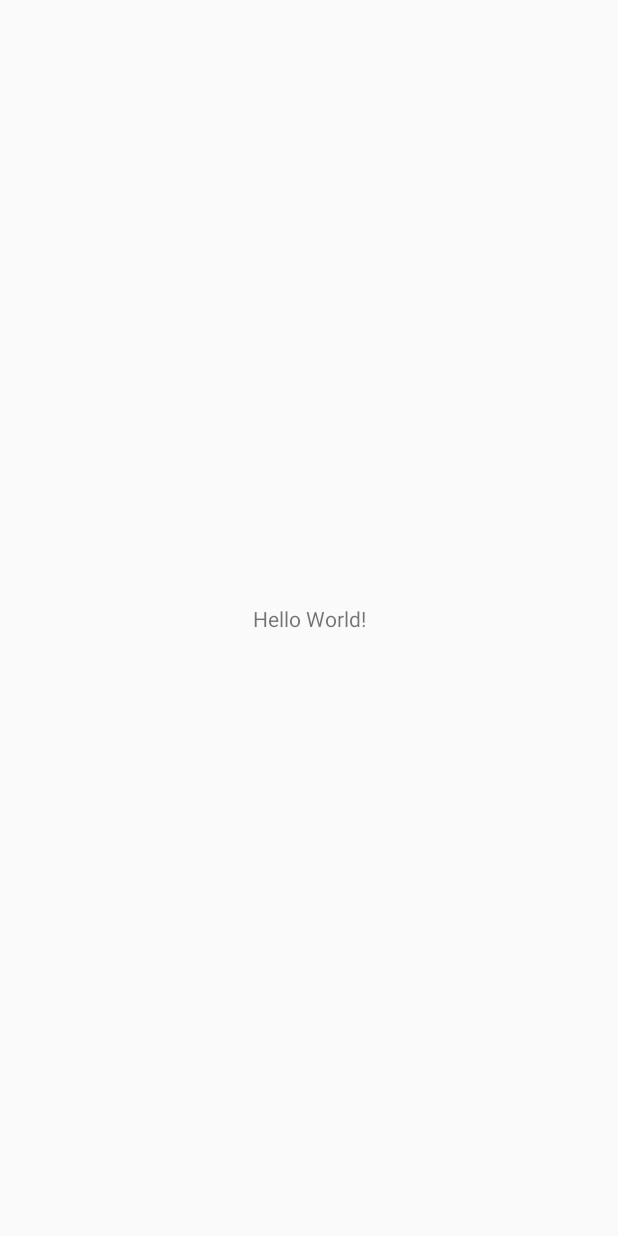
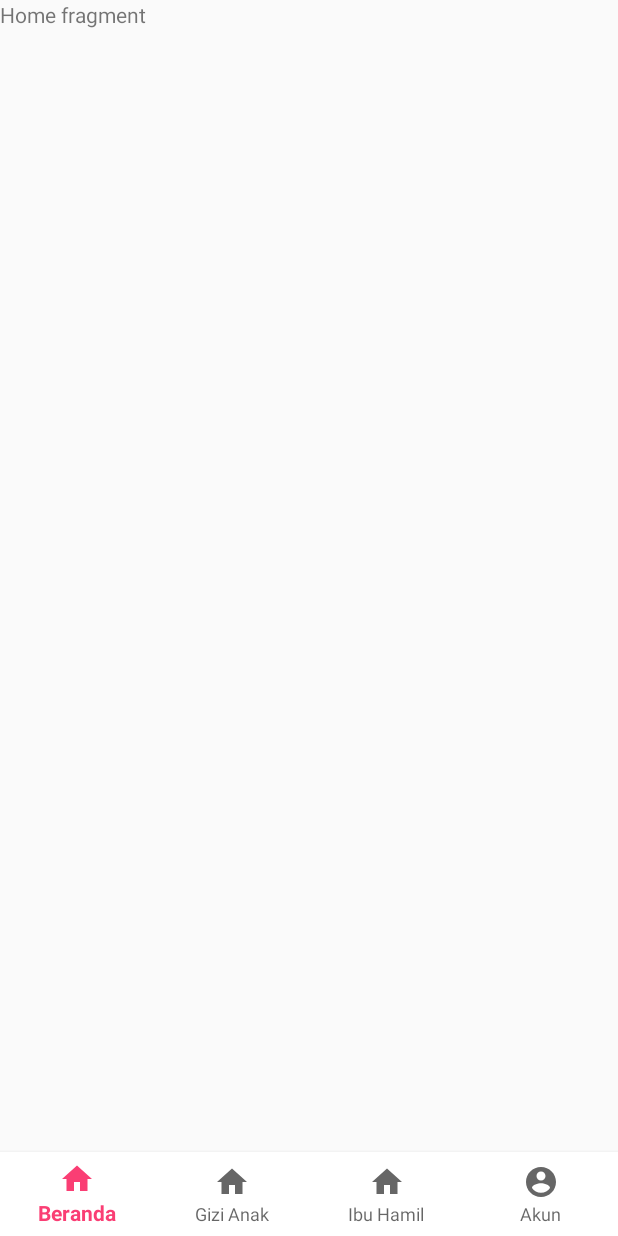
Before and after one commit to dqbigd/Equal-app, an Android app: the MainActivity screen opened directly, with no data from a screen before it, on a phone screen of 412 x 824 dp. Before the commit the screen is almost empty. Run offline under Robolectric (Android 15) with nearby library versions, the phone set to English and light mode, and no system bars.

Commit message:
main bottom nav

```diff
--- a/app/build.gradle
+++ b/app/build.gradle
@@ -23,6 +23,7 @@ dependencies {
     implementation fileTree(dir: 'libs', include: ['*.jar'])
     implementation 'androidx.appcompat:appcompat:1.1.0'
     implementation 'androidx.constraintlayout:constraintlayout:1.1.3'
+    implementation 'androidx.legacy:legacy-support-v4:1.0.0'
     testImplementation 'junit:junit:4.12'
     androidTestImplementation 'androidx.test.ext:junit:1.1.1'
     androidTestImplementation 'androidx.test.espresso:espresso-core:3.2.0'
--- /dev/null
+++ b/app/src/main/java/com/example/equal/HomeFragment.java
@@ -0,0 +1,31 @@
+package com.example.equal;
+
+
+import android.os.Bundle;
+
+import androidx.fragment.app.Fragment;
+
+import android.view.LayoutInflater;
+import android.view.View;
+import android.view.ViewGroup;
+
+
+/**
+ * A simple {@link Fragment} subclass.
+ */
+public class HomeFragment extends Fragment {
+
+
+    public HomeFragment() {
+        // Required empty public constructor
+    }
+
+
+    @Override
+    public View onCreateView(LayoutInflater inflater, ViewGroup container,
+                             Bundle savedInstanceState) {
+        // Inflate the layout for this fragment
+        return inflater.inflate(R.layout.fragment_home, container, false);
+    }
+
+}
--- a/app/src/main/java/com/example/equal/LoginActivity.java
+++ b/app/src/main/java/com/example/equal/LoginActivity.java
@@ -34,7 +34,8 @@ public class LoginActivity extends AppCompatActivity {
         btnLogin.setOnClickListener(new View.OnClickListener() {
             @Override
             public void onClick(View view) {
-
+                startActivity(new Intent(getBaseContext(), MainActivity.class));
+                finish();
             }
         });
     }
--- a/app/src/main/java/com/example/equal/MainActivity.java
+++ b/app/src/main/java/com/example/equal/MainActivity.java
@@ -1,14 +1,60 @@
 package com.example.equal;
 
+import androidx.annotation.NonNull;
 import androidx.appcompat.app.AppCompatActivity;
+import androidx.fragment.app.Fragment;
 
 import android.os.Bundle;
+import android.view.MenuItem;
 
-public class MainActivity extends AppCompatActivity {
+import com.google.android.material.bottomnavigation.BottomNavigationView;
+
+public class MainActivity extends AppCompatActivity implements BottomNavigationView.OnNavigationItemSelectedListener{
+    BottomNavigationView bottomNavigationView;
 
     @Override
     protected void onCreate(Bundle savedInstanceState) {
         super.onCreate(savedInstanceState);
         setContentView(R.layout.activity_main);
+
+        bottomNavigationView = findViewById(R.id.bottom_nav);
+
+        loadFragment(new HomeFragment());
+        bottomNavigationView.setOnNavigationItemSelectedListener(this);
+    }
+
+    private boolean loadFragment(Fragment fragment){
+        if (fragment != null){
+            getSupportFragmentManager().beginTransaction()
+                    .replace(R.id.flMain, fragment)
+                    .commit();
+
+            return true;
+        }
+        return false;
+    }
+
+
+    @Override
+    public boolean onNavigationItemSelected(@NonNull MenuItem menuItem) {
+        Fragment fragment = null;
+
+        switch (menuItem.getItemId()){
+            case R.id.menu_home:
+                fragment = new HomeFragment();
+                break;
+            case R.id.menu_consult:
+                fragment = new ConsultFragment();
+                break;
+            case R.id.menu_work:
+                fragment = new WorkFragment();
+                break;
+
+            case R.id.menu_account:
+                fragment = new AccountFragment();
+                break;
+        }
+
+        return loadFragment(fragment);
     }
 }
--- /dev/null
+++ b/app/src/main/res/drawable/ic_account_circle_black_24dp.xml
@@ -0,0 +1,9 @@
+<vector xmlns:android="http://schemas.android.com/apk/res/android"
+        android:width="24dp"
+        android:height="24dp"
+        android:viewportWidth="24.0"
+        android:viewportHeight="24.0">
+    <path
+        android:fillColor="#FF000000"
+        android:pathData="M12,2C6.48,2 2,6.48 2,12s4.48,10 10,10 10,-4.48 10,-10S17.52,2 12,2zM12,5c1.66,0 3,1.34 3,3s-1.34,3 -3,3 -3,-1.34 -3,-3 1.34,-3 3,-3zM12,19.2c-2.5,0 -4.71,-1.28 -6,-3.22 0.03,-1.99 4,-3.08 6,-3.08 1.99,0 5.97,1.09 6,3.08 -1.29,1.94 -3.5,3.22 -6,3.22z"/>
+</vector>
--- /dev/null
+++ b/app/src/main/res/drawable/ic_home_black_24dp.xml
@@ -0,0 +1,9 @@
+<vector xmlns:android="http://schemas.android.com/apk/res/android"
+        android:width="24dp"
+        android:height="24dp"
+        android:viewportWidth="24.0"
+        android:viewportHeight="24.0">
+    <path
+        android:fillColor="#FF000000"
+        android:pathData="M10,20v-6h4v6h5v-8h3L12,3 2,12h3v8z"/>
+</vector>
--- a/app/src/main/res/layout/activity_main.xml
+++ b/app/src/main/res/layout/activity_main.xml
@@ -6,13 +6,27 @@
     android:layout_height="match_parent"
     tools:context=".MainActivity">
 
-    <TextView
-        android:layout_width="wrap_content"
+    <FrameLayout
+        android:id="@+id/flMain"
+        android:layout_width="match_parent"
+        android:layout_height="match_parent"
+        app:layout_constraintTop_toBottomOf="parent"
+        app:layout_constraintBottom_toTopOf="@id/appbar_bottom"/>
+
+    <com.google.android.material.appbar.AppBarLayout
+        android:id="@+id/appbar_bottom"
+        android:layout_width="match_parent"
         android:layout_height="wrap_content"
-        android:text="Hello World!"
-        app:layout_constraintBottom_toBottomOf="parent"
-        app:layout_constraintLeft_toLeftOf="parent"
-        app:layout_constraintRight_toRightOf="parent"
-        app:layout_constraintTop_toTopOf="parent" />
+        app:layout_constraintBottom_toBottomOf="parent">
+
+        <com.google.android.material.bottomnavigation.BottomNavigationView
+            android:layout_width="match_parent"
+            android:id="@+id/bottom_nav"
+            app:menu="@menu/menu_bottom_nav"
+            app:labelVisibilityMode="labeled"
+            android:layout_height="wrap_content"
+            android:background="@android:color/white" />
+
+    </com.google.android.material.appbar.AppBarLayout>
 
 </androidx.constraintlayout.widget.ConstraintLayout>
--- /dev/null
+++ b/app/src/main/res/layout/fragment_home.xml
@@ -0,0 +1,14 @@
+<?xml version="1.0" encoding="utf-8"?>
+<FrameLayout xmlns:android="http://schemas.android.com/apk/res/android"
+    xmlns:tools="http://schemas.android.com/tools"
+    android:layout_width="match_parent"
+    android:layout_height="match_parent"
+    tools:context=".HomeFragment">
+
+    <!-- TODO: Update blank fragment layout -->
+    <TextView
+        android:layout_width="match_parent"
+        android:layout_height="match_parent"
+        android:text="Home fragment" />
+
+</FrameLayout>
--- /dev/null
+++ b/app/src/main/res/menu/menu_bottom_nav.xml
@@ -0,0 +1,22 @@
+<?xml version="1.0" encoding="utf-8"?>
+<menu xmlns:android="http://schemas.android.com/apk/res/android">
+    <item
+        android:id="@+id/menu_home"
+        android:title="Beranda"
+        android:icon="@drawable/ic_home_black_24dp"/>
+
+    <item
+        android:id="@+id/menu_consult"
+        android:title="Gizi Anak"
+        android:icon="@drawable/ic_home_black_24dp"/>
+
+    <item
+        android:id="@+id/menu_work"
+        android:title="Ibu Hamil"
+        android:icon="@drawable/ic_home_black_24dp"/>
+
+    <item
+        android:id="@+id/menu_account"
+        android:title="Akun"
+        android:icon="@drawable/ic_account_circle_black_24dp"/>
+</menu>
--- a/app/src/main/res/values/colors.xml
+++ b/app/src/main/res/values/colors.xml
@@ -2,7 +2,7 @@
 <resources>
     <color name="colorPrimary">#fa3e74</color>
     <color name="colorPrimaryDark">#fa3e74</color>
-    <color name="colorAccent">#30D158</color>
+    <color name="colorAccent">#2B2B2B</color>
 
     <color name="colorGrayLight">#F2F2F7</color>
     <color name="colorGrayDark">#E5E5EA</color>
--- a/app/src/main/res/values/strings.xml
+++ b/app/src/main/res/values/strings.xml
@@ -1,3 +1,6 @@
 <resources>
     <string name="app_name">Equal</string>
+
+    <!-- TODO: Remove or change this placeholder text -->
+    <string name="hello_blank_fragment">Hello blank fragment</string>
 </resources>
```
Also changed, not shown: app/src/main/java/com/example/equal/AccountFragment.java (added, +31 -0 lines), app/src/main/java/com/example/equal/ConsultFragment.java (added, +31 -0 lines), app/src/main/java/com/example/equal/WorkFragment.java (added, +31 -0 lines), app/src/main/res/layout/fragment_account.xml (added, +14 -0 lines), app/src/main/res/layout/fragment_consult.xml (added, +14 -0 lines), app/src/main/res/layout/fragment_work.xml (added, +14 -0 lines).
